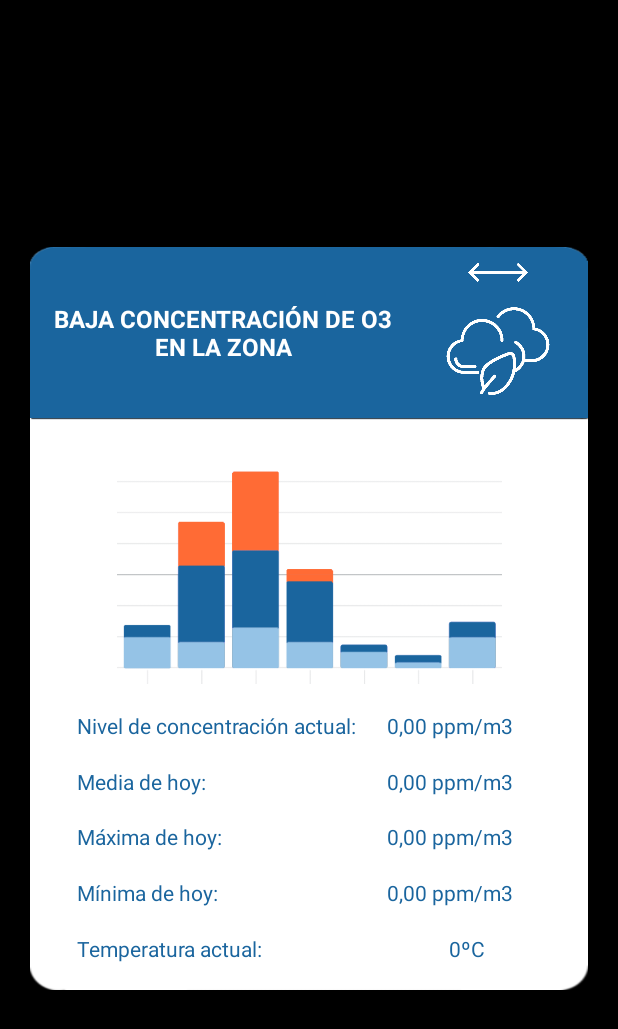
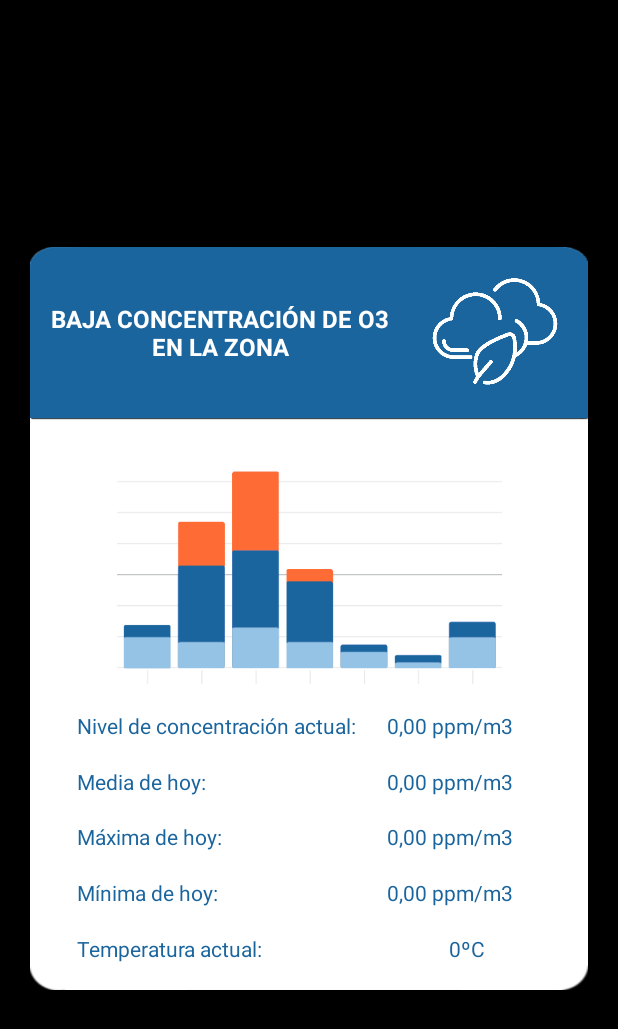
Before and after one commit to nachischo/Commun03APP, an Android app: the layout info_card.xml on its own in the app's theme, with its tools: preview values and no code run, on a phone screen of 412 x 824 dp. Shown: the top 1029 px of the screen. Run offline under Robolectric (Android 15) with nearby library versions, the phone set to English and light mode, and no system bars.

```diff
--- a/app/src/main/java/com/imsangar/commun03app/MainActivity.java
+++ b/app/src/main/java/com/imsangar/commun03app/MainActivity.java
@@ -81,7 +81,8 @@ public class MainActivity extends AppCompatActivity implements LocationListener
             //reposicionarlo en la nueva ubicación del usuario
             userLocationMarker.setPosition(userLocation);
             //actualizar los datos de la tarjeta
-            HomeFragment.actualizaTarjetaDatos();
+            HomeFragment HomeFragmentObject = new HomeFragment();
+            HomeFragmentObject.actualizaTarjetaDatos();
         }
     }
 
--- a/app/src/main/res/layout/activity_mapa.xml
+++ b/app/src/main/res/layout/activity_mapa.xml
@@ -137,7 +137,7 @@
             app:layout_constraintTop_toTopOf="parent">
 
             <LinearLayout
-                android:id="@+id/linearLayout3"
+                android:id="@+id/tarjetaInfoSuperiorLayout"
                 android:layout_width="match_parent"
                 android:layout_height="114dp"
                 android:background="@drawable/tarjeta_info_superior"
@@ -190,7 +190,7 @@
                 app:layout_constraintBottom_toBottomOf="parent"
                 app:layout_constraintEnd_toEndOf="parent"
                 app:layout_constraintStart_toStartOf="parent"
-                app:layout_constraintTop_toBottomOf="@+id/linearLayout3">
+                app:layout_constraintTop_toBottomOf="@+id/tarjetaInfoSuperiorLayout">
 
                 <androidx.constraintlayout.widget.ConstraintLayout
                     android:layout_width="match_parent"
--- a/app/src/main/res/layout/info_card.xml
+++ b/app/src/main/res/layout/info_card.xml
@@ -23,7 +23,7 @@
         app:layout_constraintTop_toTopOf="parent">
 
         <LinearLayout
-            android:id="@+id/linearLayout3"
+            android:id="@+id/tarjetaInfoSuperiorLayout"
             android:layout_width="match_parent"
             android:layout_height="114dp"
             android:background="@drawable/tarjeta_info_superior"
@@ -54,24 +54,14 @@
                     app:layout_constraintTop_toTopOf="parent" />
 
                 <ImageView
-                    android:id="@+id/imageView"
-                    android:layout_width="0dp"
+                    android:id="@+id/imageView3"
+                    android:layout_width="124dp"
                     android:layout_height="0dp"
-                    android:layout_marginTop="8dp"
-                    app:layout_constraintBottom_toTopOf="@+id/imageView3"
-                    app:layout_constraintEnd_toEndOf="@+id/imageView3"
-                    app:layout_constraintStart_toStartOf="@+id/imageView3"
-                    app:layout_constraintTop_toTopOf="parent"
-                    app:srcCompat="@drawable/flecha_dos_direcciones" />
-
-                <ImageView
-                    android:id="@+id/imageView3"
-                    android:layout_width="120dp"
-                    android:layout_height="88dp"
                     app:layout_constraintBottom_toBottomOf="parent"
                     app:layout_constraintEnd_toEndOf="parent"
                     app:layout_constraintHorizontal_bias="0.5"
                     app:layout_constraintStart_toEndOf="@+id/CalidadDelAireEstim"
+                    app:layout_constraintTop_toTopOf="parent"
                     app:srcCompat="@drawable/clean_air_icon" />
             </androidx.constraintlayout.widget.ConstraintLayout>
         </LinearLayout>
@@ -86,7 +76,7 @@
             app:layout_constraintBottom_toBottomOf="parent"
             app:layout_constraintEnd_toEndOf="parent"
             app:layout_constraintStart_toStartOf="parent"
-            app:layout_constraintTop_toBottomOf="@+id/linearLayout3">
+            app:layout_constraintTop_toBottomOf="@+id/tarjetaInfoSuperiorLayout">
 
             <androidx.constraintlayout.widget.ConstraintLayout
                 android:layout_width="match_parent"
```
Also changed, not shown: app/src/main/res/drawable/tarjeta_info_superior_naranja.png (added), app/src/main/res/drawable/tarjeta_info_superior_rojo.png (added).
